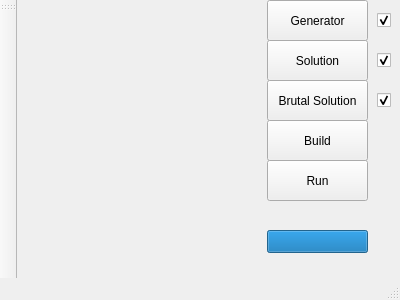
The window that mainwindow.ui (dgc9715/Custom-Tester) describes before a commit, drawn with Qt 5.
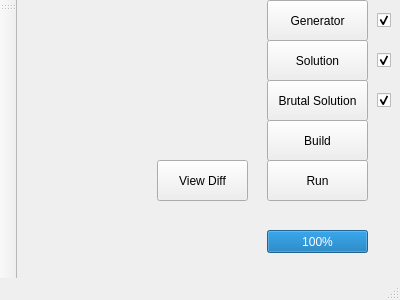
The same window after the commit.

Patch:
```diff
--- a/mainwindow.ui
+++ b/mainwindow.ui
@@ -143,7 +143,20 @@
      <number>100</number>
     </property>
     <property name="textVisible">
-     <bool>false</bool>
+     <bool>true</bool>
+    </property>
+   </widget>
+   <widget class="QPushButton" name="view_diff_pushButton">
+    <property name="geometry">
+     <rect>
+      <x>140</x>
+      <y>160</y>
+      <width>91</width>
+      <height>41</height>
+     </rect>
+    </property>
+    <property name="text">
+     <string>View Diff</string>
     </property>
    </widget>
   </widget>
```
